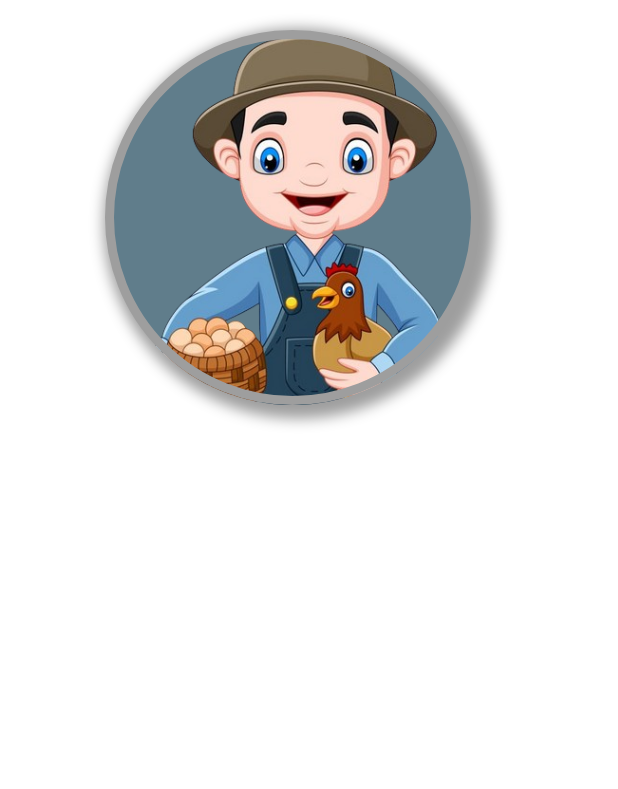
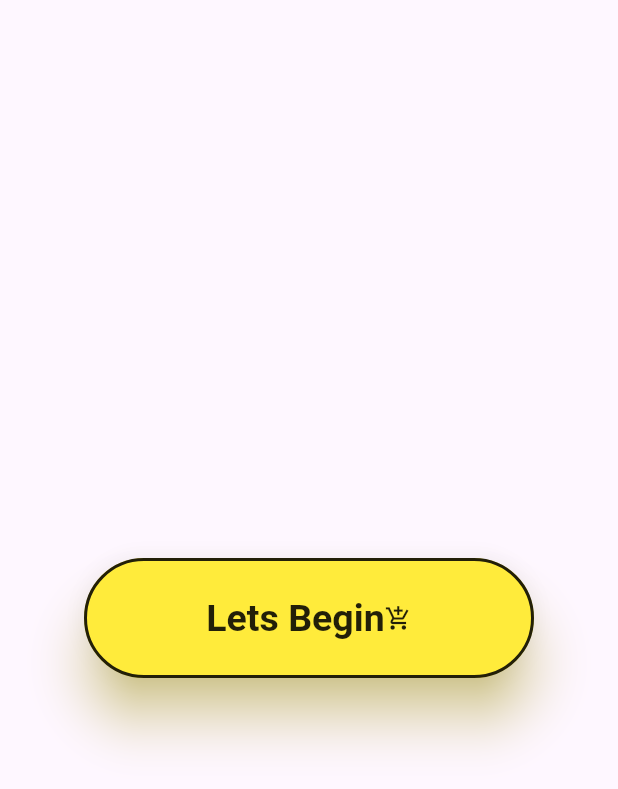
Before and after one commit to yudamuliawan07/fluter, a Flutter app: the screen it shows after launch, on a phone screen of 412 x 824 dp. Shown: the top 789 px of the screen. Run offline on Flutter 3.47's test engine with Material 3 defaults, Android fonts, the phone set to English and light mode, and no system bars; our stand-ins replace font_awesome_flutter.

Commit message:
Desain Button

```diff
--- a/firstproject/lib/main.dart
+++ b/firstproject/lib/main.dart
@@ -1,3 +1,5 @@
+import 'screens/home.dart';
+
 import 'screens/Dashboard.dart';
 import 'package:flutter/material.dart';
 
@@ -17,7 +19,7 @@ class Myapp extends StatelessWidget {
       title: "My Flutter App",
       themeMode: ThemeMode.system,
       debugShowCheckedModeBanner: false,
-      home: Dashboard()
+      home: Home()
     );
   }
 }
--- /dev/null
+++ b/firstproject/lib/screens/home.dart
@@ -0,0 +1,39 @@
+import 'package:flutter/material.dart';
+
+class Home extends StatelessWidget {
+  const Home({super.key});
+
+  @override
+  Widget build(BuildContext context) {
+    return Scaffold(
+      body: Center(
+        child: ElevatedButton(
+          child: Row(
+            mainAxisAlignment: MainAxisAlignment.center,
+            children: [
+              Text("Lets Begin"),
+              Icon(Icons.add_shopping_cart_outlined),
+            ],
+          ),
+          // icon: Icon(Icons.add_shopping_cart_outlined),
+          // label: Text("Let's Begin"),
+          // onPressed: null,
+          onPressed: () {},
+          style: ElevatedButton.styleFrom(
+              padding: const EdgeInsets.all(20.0),
+              fixedSize: const Size(300, 80),
+              textStyle:
+                  const TextStyle(fontSize: 25, fontWeight: FontWeight.bold),
+              primary: Colors.yellow,
+              onPrimary: Colors.black87,
+              elevation: 15,
+              shadowColor: Colors.yellow,
+              side: BorderSide(color: Colors.black87, width: 2),
+              shape: StadiumBorder(),
+
+          ),
+        ),
+      ),
+    );
+  }
+}
```
